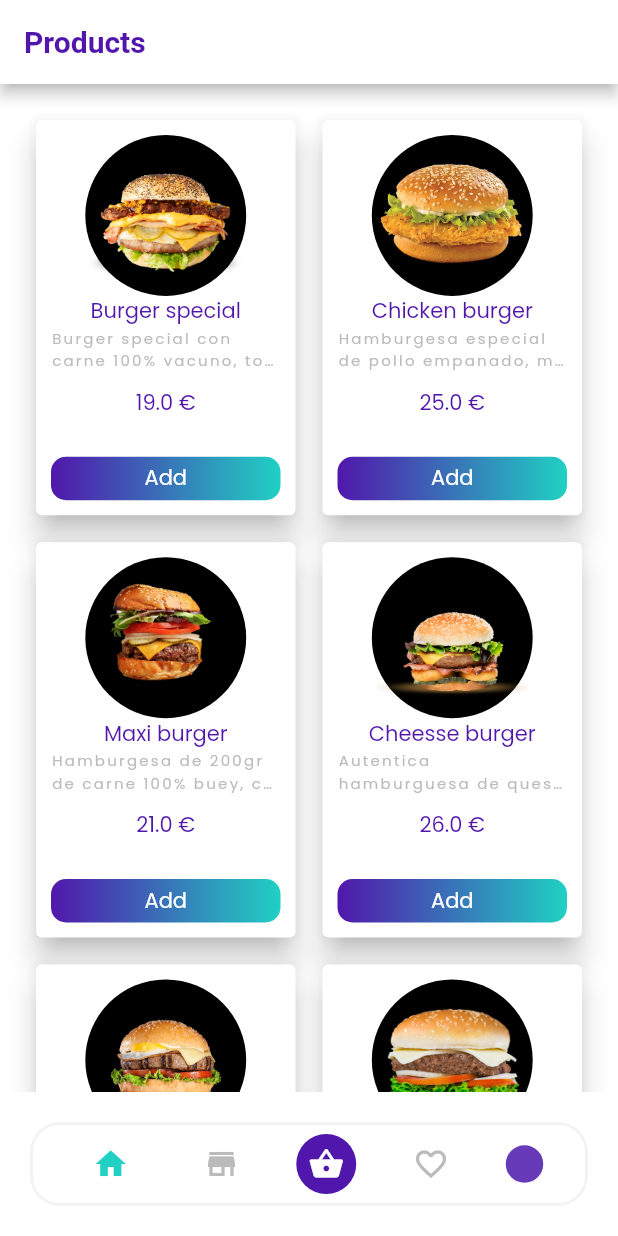
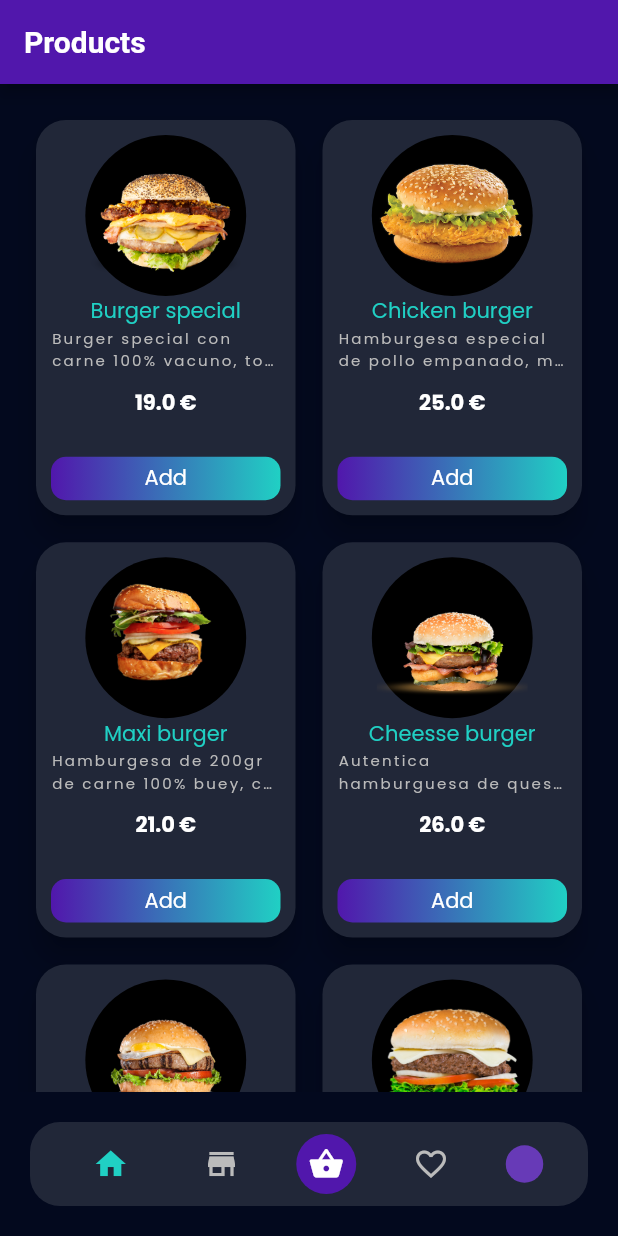
Before and after one commit to AnnaPS/DeliveryApp, a Flutter app: the screen it shows after launch, after a tap on "Login", on a phone screen of 412 x 824 dp. Run offline on Flutter 3.47's test engine with Material 2 defaults, Android fonts, the phone set to English and light mode, and no system bars; our stand-ins replace google_fonts.

Commit message:
added colors to dark mode in products screen

```diff
--- a/lib/main.dart
+++ b/lib/main.dart
@@ -67,8 +67,7 @@ class MyApp extends StatelessWidget {
       accentColor: DeliveryColors.white,
       scaffoldBackgroundColor: DeliveryColors.dark,
       textTheme: GoogleFonts.poppinsTextTheme().apply(
-            bodyColor: DeliveryColors.white,
-            displayColor: DeliveryColors.white),
+          bodyColor: DeliveryColors.green, displayColor: DeliveryColors.white),
       inputDecorationTheme: InputDecorationTheme(
         labelStyle: TextStyle(color: DeliveryColors.green),
         contentPadding: EdgeInsets.zero,
@@ -82,11 +81,12 @@ class MyApp extends StatelessWidget {
       ),
       iconTheme: IconThemeData(color: DeliveryColors.white),
       accentIconTheme: IconThemeData(color: DeliveryColors.white),
-        primaryIconTheme: IconThemeData(color: DeliveryColors.white));
+      primaryIconTheme: IconThemeData(color: DeliveryColors.white),
+    );
 
     return MaterialApp(
       debugShowCheckedModeBanner: false,
-      theme: lightTheme,
+      theme: darkTheme,
       home: SplashScreen(),
     );
   }
--- a/lib/presentation/home/products/products_screen.dart
+++ b/lib/presentation/home/products/products_screen.dart
@@ -40,6 +40,8 @@ class _ItemProduct extends StatelessWidget {
   Widget build(BuildContext context) {
     return Container(
       child: Card(
+        color: Theme.of(context).canvasColor,
+        shape: RoundedRectangleBorder(borderRadius: BorderRadius.circular(20)),
         elevation: 8,
         child: Padding(
           padding: const EdgeInsets.all(10.0),
@@ -72,7 +74,10 @@ class _ItemProduct extends StatelessWidget {
                     SizedBox(
                       height: 10,
                     ),
-                    Text('${product.price} €'),
+                    Text('${product.price} €',
+                        style: TextStyle(
+                            color: Theme.of(context).accentColor,
+                            fontWeight: FontWeight.bold)),
                   ],
                 ),
               ),
--- a/lib/presentation/splash/splashscreen.dart
+++ b/lib/presentation/splash/splashscreen.dart
@@ -10,7 +10,7 @@ class SplashScreen extends StatefulWidget {
 class _SplashScreenState extends State<SplashScreen> {
   @override
   void initState() {
-    Future.delayed(const Duration(seconds: 3), () {
+    Future.delayed(const Duration(seconds: 2), () {
       Navigator.of(context)
           .pushReplacement(MaterialPageRoute(builder: (_) => LoginScreen()));
     });
```
Lines whose indentation alone changed are shown as unchanged.
